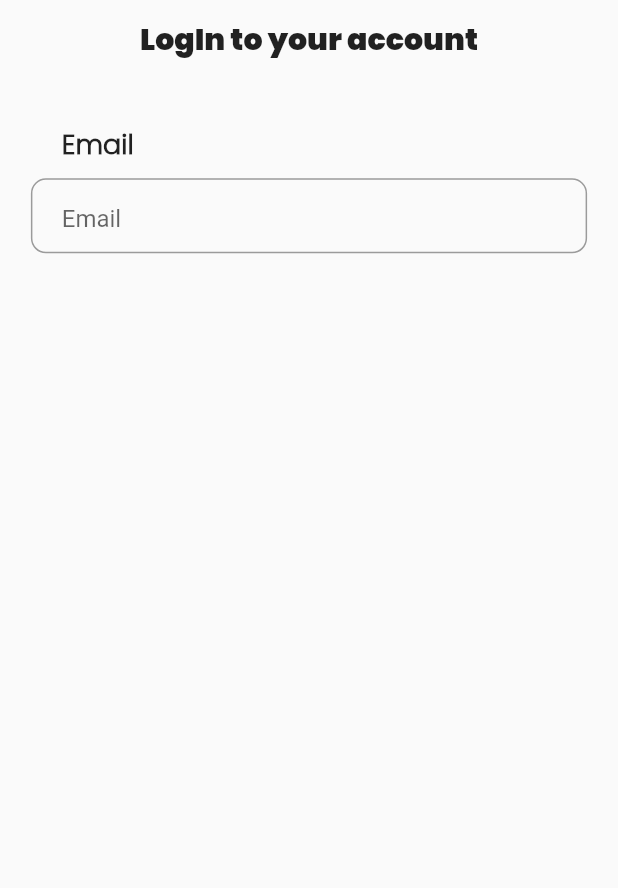
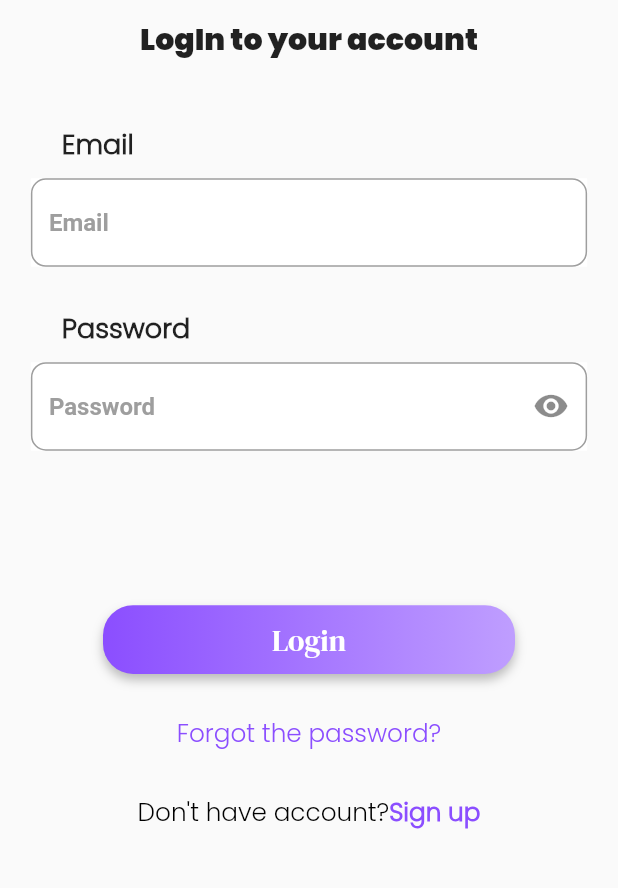
Before and after one commit to dhruvipansuriya811/code_master, a Flutter app: the screen it shows after launch, after a tap on "Skip >>", on a phone screen of 412 x 824 dp, the part 330-1218 px from its top. Run offline on Flutter 3.47's test engine with Material 2 defaults, Android fonts, the phone set to English and light mode, and no system bars; our stand-ins replace get, lottie; project files that could hold a hidden picture were left out.

Commit message:
login done

```diff
--- a/lib/common/common textfiled.dart
+++ b/lib/common/common textfiled.dart
@@ -12,6 +12,7 @@ Widget commonTextFiled({
   double? fontSize,
   FontWeight? fontWeight,
   String? fontFamily,
+  bool obscureText = false,
 }) {
   return Column(
     crossAxisAlignment: CrossAxisAlignment.start,
@@ -28,22 +29,23 @@ Widget commonTextFiled({
         ),
       ),
       heightSizeBox(Get.height / 90),
-      SizedBox(
-        height: 50,
+      Container(
+        color: ColorRes.weightColor,
         child: TextField(
           controller: controller,
+          obscuringCharacter: "*",
+          obscureText: obscureText,
           decoration: InputDecoration(
             focusedBorder: const OutlineInputBorder(
-              borderSide:
-                  BorderSide(color: ColorRes.purpleDark, width: 1.5),
+              borderSide: BorderSide(color: ColorRes.purpleDark, width: 1.5),
             ),
-            contentPadding:
-                EdgeInsets.only(bottom: Get.height / 15, left: Get.width / 20),
             border: OutlineInputBorder(
               borderRadius: BorderRadius.circular(10),
             ),
             hintText: hintText,
-            suffix: IconButton(
+            hintStyle:
+                TextStyle(color: Colors.grey, fontWeight: FontWeight.bold),
+            suffixIcon: IconButton(
               icon: Icon(suffixIcon),
               onPressed: suffixIconOnPressed,
             ),
--- a/lib/common/common_button.dart
+++ b/lib/common/common_button.dart
@@ -5,12 +5,14 @@ import 'package:flutter/material.dart';
 Widget containerButton({
   required void Function()? onTap,
   required String data,
+  double? height,
+  double? width,
 }) {
   return InkWell(
     onTap: onTap,
     child: Container(
-      height: 45,
-      width: 150,
+      height: height,
+      width: width,
       decoration: BoxDecoration(
         boxShadow: [
           BoxShadow(
--- /dev/null
+++ b/lib/screen/desboard_screen/desboard_screen.dart
@@ -0,0 +1,19 @@
+import 'package:flutter/material.dart';
+
+class DesBoardScreen extends StatelessWidget {
+
+  const DesBoardScreen({super.key});
+
+  @override
+  Widget build(BuildContext context) {
+    return SafeArea(
+      child: Scaffold(
+        body: Column(
+          children: [
+            Center(child: Text("Dhruvi")),
+          ],
+        ),
+      ),
+    );
+  }
+}
--- a/lib/screen/login_screen/login_screen.dart
+++ b/lib/screen/login_screen/login_screen.dart
@@ -1,7 +1,7 @@
 import 'package:code_master/common/common_sizebox.dart';
+import 'package:code_master/common/disposeKeyBoard';
 import 'package:code_master/screen/login_screen/login_screen_controller.dart';
 import 'package:code_master/screen/login_screen/login_screen_widget.dart';
-
 import 'package:flutter/material.dart';
 import 'package:get/get.dart';
 
@@ -14,9 +14,15 @@ class LoginScreen extends StatelessWidget {
   @override
   Widget build(BuildContext context) {
     return SafeArea(
+      child: GestureDetector(
+        onTap: () {
+          disposeKeyBoard();
+        },
         child: Scaffold(
+          resizeToAvoidBottomInset: true,
           body: Padding(
             padding: EdgeInsets.symmetric(horizontal: Get.width / 20),
+            child: SingleChildScrollView(
               child: Column(
                 children: [
                   heightSizeBox(Get.height / 15),
@@ -25,7 +31,17 @@ class LoginScreen extends StatelessWidget {
                   loginText,
                   heightSizeBox(Get.height / 20),
                   loginEmailTextField,
+                  heightSizeBox(Get.height / 30),
+                  loginPasswordTextField,
+                  heightSizeBox(Get.height / 8),
+                  loginScreenLoginButton,
+                  heightSizeBox(Get.height / 30),
+                  forgotPasswordButton,
+                  heightSizeBox(Get.height / 30),
+                  goToSignUp,
                 ],
+              ),
+            ),
           ),
         ),
       ),
--- a/lib/screen/login_screen/login_screen_controller.dart
+++ b/lib/screen/login_screen/login_screen_controller.dart
@@ -1,9 +1,18 @@
+import 'package:code_master/screen/desboard_screen/desboard_screen.dart';
 import 'package:flutter/cupertino.dart';
 import 'package:get/get.dart';
 
-class LoginScreenController extends GetxController{
+class LoginScreenController extends GetxController {
   TextEditingController emailController = TextEditingController();
   TextEditingController passwordController = TextEditingController();
 
+  bool signEyeValue = false;
+  void changeSignUpEyeValue() {
+    signEyeValue = !signEyeValue;
+    update(['changeSignUpEyeValue']);
+  }
 
+  void loginToDesBoard() {
+    Get.to(DesBoardScreen());
+  }
 }
--- a/lib/screen/login_screen/login_screen_widget.dart
+++ b/lib/screen/login_screen/login_screen_widget.dart
@@ -1,12 +1,12 @@
-
 import 'package:code_master/common/common%20textfiled.dart';
+import 'package:code_master/common/common_button.dart';
 import 'package:code_master/common/common_text.dart';
 import 'package:code_master/screen/login_screen/login_screen_controller.dart';
 import 'package:code_master/utils/assets_res.dart';
+import 'package:code_master/utils/colors_res.dart';
 import 'package:code_master/utils/string_res.dart';
 import 'package:flutter/material.dart';
 import 'package:get/get.dart';
-
 import '../../common/logo_container.dart';
 
 Widget loginLogo = logoContainer(imageName: ImageRes.loginLogo);
@@ -29,3 +29,70 @@ Widget loginEmailTextField = GetBuilder<LoginScreenController>(
     );
   },
 );
+
+Widget loginPasswordTextField = GetBuilder<LoginScreenController>(
+  id: "changeSignUpEyeValue",
+  builder: (controller) {
+    return commonTextFiled(
+      obscureText: controller.signEyeValue,
+      suffixIcon:
+          controller.signEyeValue ? IconRes.unVisibility : IconRes.visibility,
+      textFiledName: StringRes.password,
+      fontSize: 18,
+      hintText: StringRes.password,
+      fontFamily: "Poppins",
+      controller: controller.passwordController,
+      suffixIconOnPressed: controller.changeSignUpEyeValue,
+    );
+  },
+);
+
+Widget loginScreenLoginButton = GetBuilder<LoginScreenController>(
+  builder: (controller) {
+    return containerButton(
+      onTap: controller.loginToDesBoard,
+      data: StringRes.loginButton,
+      height: Get.height / 18,
+      width: Get.width / 1.5,
+    );
+  },
+);
+
+Widget forgotPasswordButton = GetBuilder<LoginScreenController>(
+  builder: (controller) {
+    return GestureDetector(
+      onTap: () {},
+      child: commonText(
+        text: StringRes.forgotPass,
+        fontFamily: "Poppins-Light",
+        textColor: ColorRes.purpleDark,
+        fontSize: Get.height / 50,
+        fontWeight: FontWeight.w500,
+      ),
+    );
+  },
+);
+
+Widget goToSignUp = GetBuilder<LoginScreenController>(
+  builder: (controller) {
+    return Row(
+      mainAxisAlignment: MainAxisAlignment.center,
+      children: [
+        commonText(
+          text: StringRes.dontHaveAccount,
+          fontFamily: "Poppins-Light",
+          textColor: ColorRes.blackColor,
+          fontSize: Get.height / 50,
+          fontWeight: FontWeight.w400,
+        ),
+        commonText(
+          text: StringRes.signUp,
+          fontFamily: "Poppins-Light",
+          fontSize: Get.height / 50,
+          textColor: ColorRes.purpleDark,
+          fontWeight: FontWeight.bold,
+        ),
+      ],
+    );
+  },
+);
--- a/lib/screen/onboarding_screen/onboarding_screen_widget.dart
+++ b/lib/screen/onboarding_screen/onboarding_screen_widget.dart
@@ -123,6 +123,8 @@ Widget commonDot({required int index, required int pageIndex}) {
 Widget onBoardingNextButton = GetBuilder<OnBoardingController>(
   id: "nextButton",
   builder: (controller) => containerButton(
+    height: Get.height/18,
+      width: Get.width/2,
       data: controller.onBoardingPageIndex == 0 ||
               controller.onBoardingPageIndex == 1
           ? StringRes.next
--- a/lib/utils/string_res.dart
+++ b/lib/utils/string_res.dart
@@ -9,4 +9,8 @@ class StringRes {
   static const String loginLogoText = "LogIn to your account";
   static const  String email = "Email";
   static const String password = "Password";
+  static const String loginButton = "Login";
+  static const String forgotPass = "Forgot the password?";
+  static const String dontHaveAccount = "Don't have account?";
+  static const String signUp = "Sign up";
 }
```
Also changed, not shown: lib/screen/desboard_screen/desboard_screen_controller.dart (added), lib/screen/desboard_screen/desboard_screen_widget.dart (added), 1 other file. Lines whose indentation alone changed are shown as unchanged.
